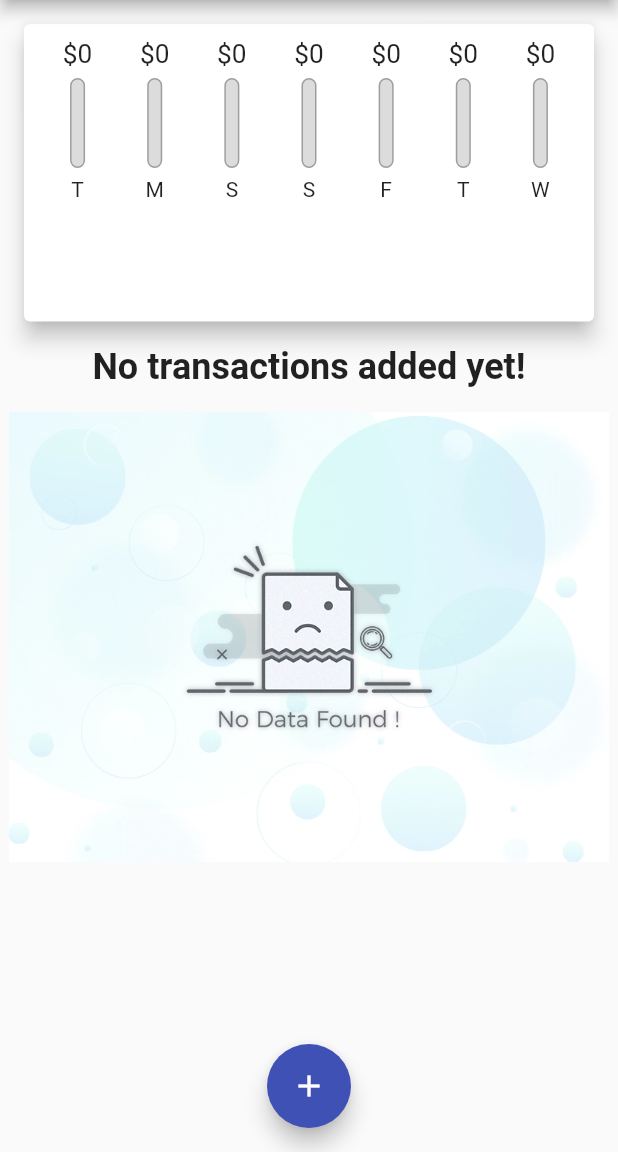
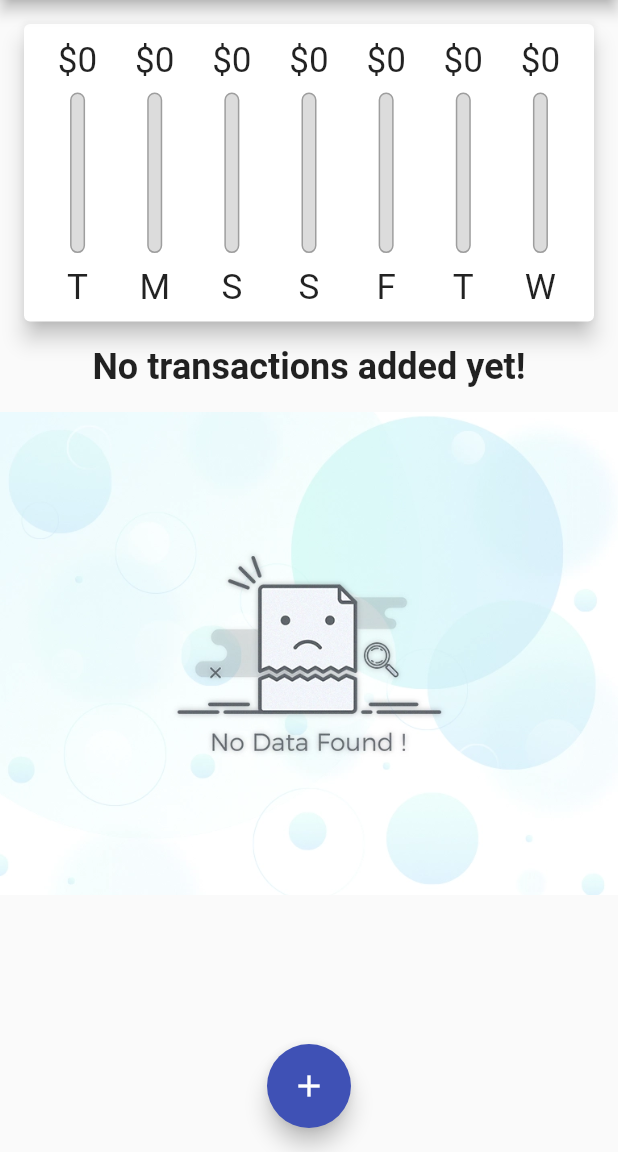
Before and after one commit to huseyintemel/flutterexamples, a Flutter app: the screen it shows after launch, on a phone screen of 412 x 824 dp, the part 84-1236 px from its top. Run offline on Flutter 3.47's test engine with Material 2 defaults, Android fonts, the phone set to English and light mode, and no system bars.

Commit message:
Used LayoutBuilder for giving dynamic height

```diff
--- a/lib/widgets/chart_bar.dart
+++ b/lib/widgets/chart_bar.dart
@@ -9,15 +9,16 @@ class ChartBar extends StatelessWidget {
 
   @override
   Widget build(BuildContext context) {
-    return Column(
+    return LayoutBuilder(builder: (ctx,constraints){
+      return Column(
       children: <Widget>[
         Container(
-          height: 20,
+          height: constraints.maxHeight * 0.15,
           child: FittedBox(child: Text('\$${spendingAmount.toStringAsFixed(0)}'))
         ),
-        const SizedBox(height: 6,),
+        SizedBox(height: constraints.maxHeight * 0.05,),
         Container(
-          height: 60,
+          height: constraints.maxHeight * 0.6,
           width: 10,
           child: Stack(
             children: <Widget>[
@@ -35,10 +36,11 @@ class ChartBar extends StatelessWidget {
           ),
 
         ),
-        const SizedBox(height: 6,),
-        Text(label),
+        SizedBox(height: constraints.maxHeight * 0.05,),
+        Container(height: constraints.maxHeight * 0.15,child: FittedBox(child: Text(label))),
 
       ],
     );
+    },);
   }
 }
--- a/lib/widgets/transaction_list.dart
+++ b/lib/widgets/transaction_list.dart
@@ -12,16 +12,19 @@ class TransactionList extends StatelessWidget {
   Widget build(BuildContext context) {
     return Container(
       child: transactions.isEmpty
-      ? Column(
+      ? LayoutBuilder(builder: (ctx,constraints){
+        return Column(
         children: <Widget>[
           const Text('No transactions added yet!',style: TextStyle(fontSize: 24,fontWeight:FontWeight.bold),),
           Container(
-            height: 300,
+            height: constraints.maxHeight * 0.6,
+            width: constraints.maxWidth,
             margin: const EdgeInsets.only(top: 16),
             child: Image.asset('assets/images/nodata.webp',fit: BoxFit.cover,),
           ),
         ],
-      )
+      );
+      })
       : ListView.builder(itemBuilder: (context,index){
         return Card(
           elevation: 5,
```
